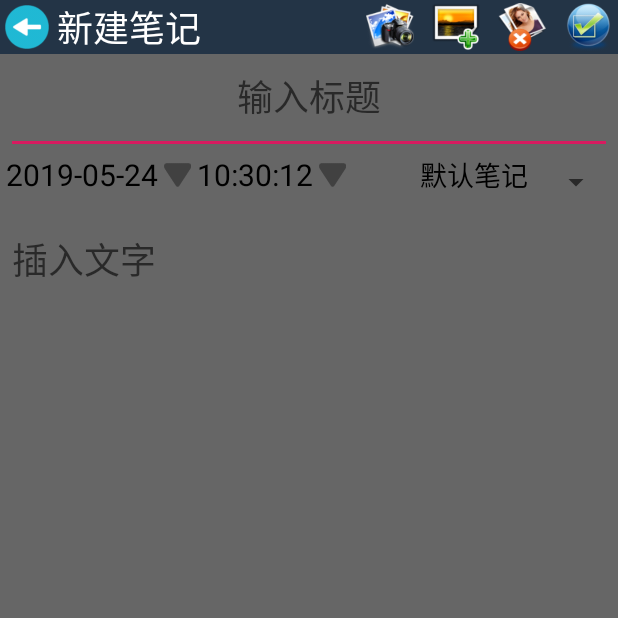
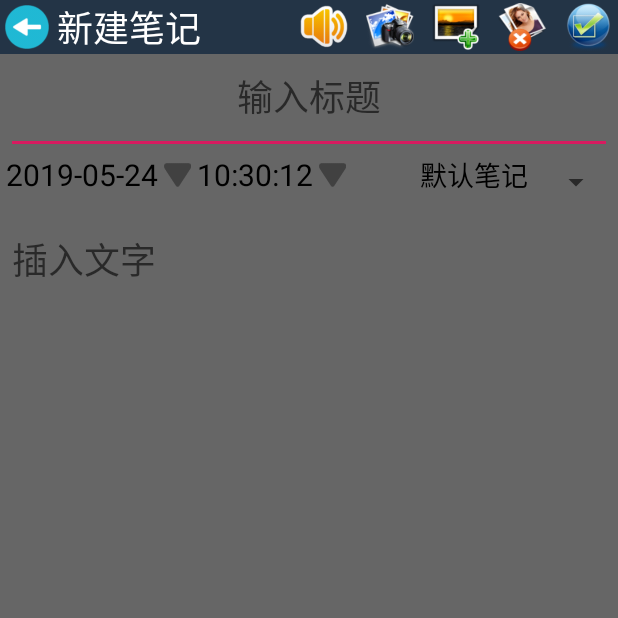
Before and after one commit to Fengerking/bangNote, an Android app: the noteEditActivity screen opened directly, with no data from a screen before it, on a phone screen of 412 x 824 dp, the top half of it. Run offline under Robolectric (Android 15) with nearby library versions, the phone set to English and light mode, and no system bars.

Commit message:
add audio bution.

```diff
--- a/app/src/main/AndroidManifest.xml
+++ b/app/src/main/AndroidManifest.xml
@@ -4,6 +4,7 @@
 
     <uses-permission android:name="android.permission.INTERNET" />
     <uses-permission android:name="android.permission.CAMERA" />
+    <uses-permission android:name="android.permission.RECORD_AUDIO" />
     <uses-permission android:name="android.permission.MOUNT_UNMOUNT_FILESYSTE" />
     <uses-permission android:name="android.permission.WRITE_EXTERNAL_STORAGE" />
     <uses-permission android:name="android.permission.READ_EXTERNAL_STORAGE" />
--- a/app/src/main/java/com/wyhwl/bangnote/noteEditActivity.java
+++ b/app/src/main/java/com/wyhwl/bangnote/noteEditActivity.java
@@ -104,6 +104,7 @@ public class noteEditActivity extends AppCompatActivity
         ((ImageButton)findViewById(R.id.imbNewPic)).setOnClickListener(this);
         ((ImageButton)findViewById(R.id.imbSaveNote)).setOnClickListener(this);
         ((ImageButton)findViewById(R.id.imbDelPic)).setOnClickListener(this);
+        ((ImageButton)findViewById(R.id.imbAudio)).setOnClickListener(this);
 
         m_txtBarTitle = (TextView)findViewById(R.id.txtBarTitle);
 
@@ -296,6 +297,10 @@ public class noteEditActivity extends AppCompatActivity
 
             case R.id.imbDelPic:
                 deleteImageView ();
+                break;
+
+            case R.id.imbAudio:
+
                 break;
 
             case R.id.imbSaveNote:
--- a/app/src/main/res/layout/activity_note_edit.xml
+++ b/app/src/main/res/layout/activity_note_edit.xml
@@ -74,6 +74,15 @@
                 android:layout_marginBottom="2dp"
                 android:layout_toLeftOf="@+id/imbNewPic"
                 android:background="@drawable/notecamera"/>
+            <ImageButton
+                android:id="@+id/imbAudio"
+                android:layout_width="32dp"
+                android:layout_height="32dp"
+                android:layout_marginTop="2dp"
+                android:layout_marginRight="12dp"
+                android:layout_marginBottom="2dp"
+                android:layout_toLeftOf="@+id/imbCamera"
+                android:background="@drawable/note_audio"/>
         </RelativeLayout>
 
     </com.wyhwl.bangnote.noteToolBar>
```
Also changed, not shown: app/src/main/java/com/wyhwl/bangnote/noteListActivity.java (+28 -3 lines), app/src/main/java/com/wyhwl/bangnote/noteViewActivity.java (+21 -1 lines), app/src/main/res/layout/activity_note_view.xml (+12 -1 lines), app/src/main/res/drawable/note_audio.png (added), app/src/main/res/drawable/note_send.png (added), app/src/main/res/drawable/note_share.png (added).
